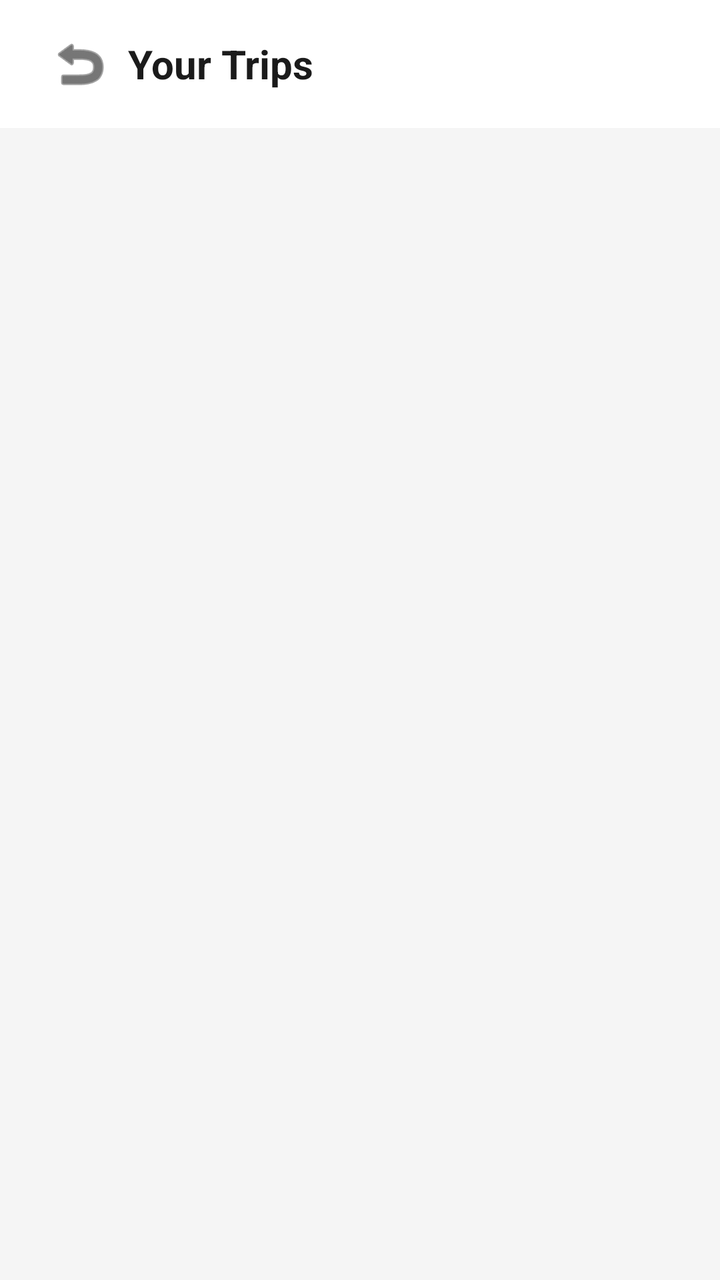
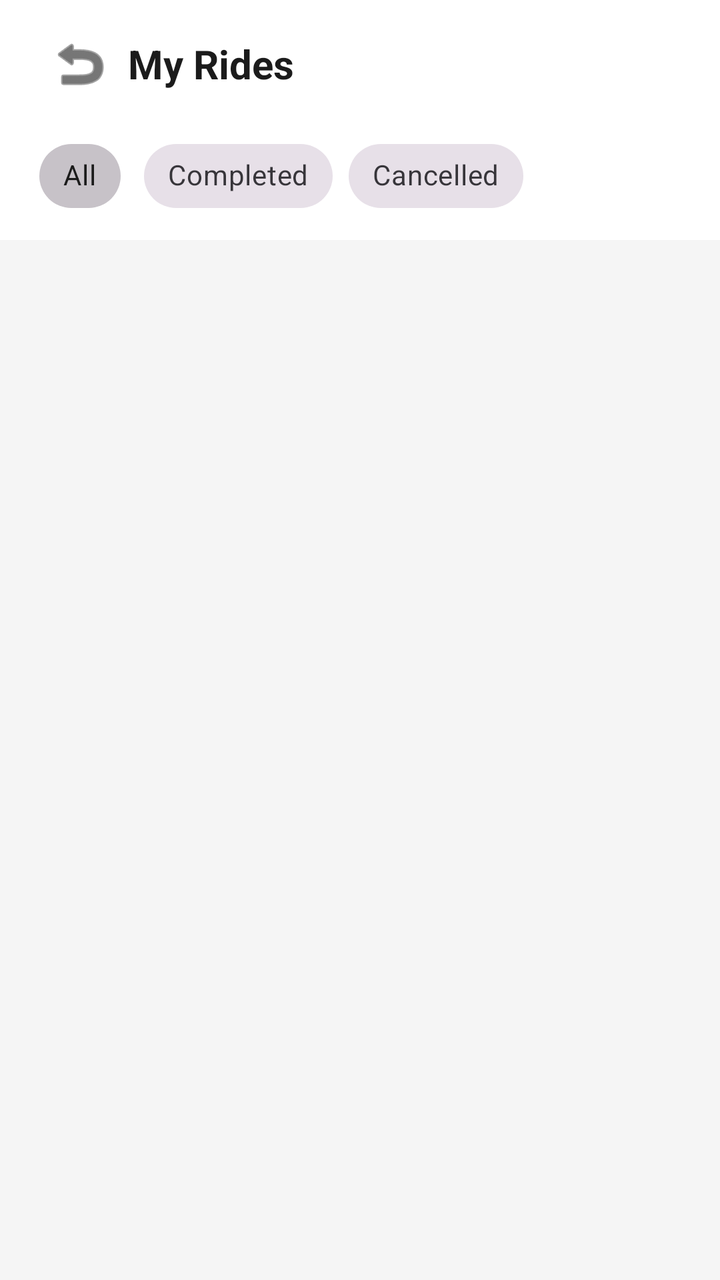

An Android layout rendered at two revisions. The XML below is the earlier revision; the diff shows what the commit changed to produce the second picture.
<!-- AndroidManifest.xml: application theme Theme.PickOp -->
<!-- res/layout/activity_history.xml -->
<?xml version="1.0" encoding="utf-8"?>
<androidx.coordinatorlayout.widget.CoordinatorLayout xmlns:android="http://schemas.android.com/apk/res/android"
    xmlns:app="http://schemas.android.com/apk/res-auto"
    android:layout_width="match_parent"
    android:layout_height="match_parent"
    android:background="@color/light_gray">

    <com.google.android.material.appbar.AppBarLayout
        android:layout_width="match_parent"
        android:layout_height="wrap_content"
        android:background="@color/white"
        app:elevation="4dp">

        <androidx.appcompat.widget.Toolbar
            android:id="@+id/toolbar"
            android:layout_width="match_parent"
            android:layout_height="?attr/actionBarSize">

            <ImageButton
                android:id="@+id/btnBack"
                android:layout_width="48dp"
                android:layout_height="48dp"
                android:background="?selectableItemBackgroundBorderless"
                android:contentDescription="Back"
                android:src="@android:drawable/ic_menu_revert"
                android:tint="@color/primary" />

            <TextView
                android:layout_width="wrap_content"
                android:layout_height="wrap_content"
                android:layout_marginStart="16dp"
                android:text="Your Trips"
                android:textColor="@color/primary"
                android:textSize="20sp"
                android:textStyle="bold" />
        </androidx.appcompat.widget.Toolbar>
    </com.google.android.material.appbar.AppBarLayout>

    <FrameLayout
        android:layout_width="match_parent"
        android:layout_height="match_parent"
        app:layout_behavior="@string/appbar_scrolling_view_behavior">

        <TextView
            android:id="@+id/tvEmpty"
            android:layout_width="match_parent"
            android:layout_height="match_parent"
            android:gravity="center"
            android:text="No trips yet"
            android:textColor="@color/text_secondary"
            android:textSize="16sp"
            android:visibility="gone" />

        <androidx.recyclerview.widget.RecyclerView
            android:id="@+id/rvHistory"
            android:layout_width="match_parent"
            android:layout_height="match_parent"
            android:clipToPadding="false"
            android:padding="16dp" />
    </FrameLayout>

</androidx.coordinatorlayout.widget.CoordinatorLayout>
<!-- resources referenced by this layout -->
<resources>
  <color name="light_gray">#FFF5F5F5</color>
  <color name="primary">#FF1B1B1B</color>
  <color name="text_secondary">#FF757575</color>
  <color name="white">#FFFFFFFF</color>
  <style name="Theme.PickOp" parent="Theme.Material3.Light.NoActionBar">
          <item name="colorPrimary">@color/primary</item>
          <item name="colorOnPrimary">@color/white</item>
          <item name="colorSecondary">@color/accent</item>
          <item name="android:statusBarColor">@color/primary</item>
      </style>
  <color name="accent">#FF4CAF50</color>
</resources>

<!-- the commit's change to res/layout/activity_history.xml (unified diff, before → after) -->
@@ -23,17 +23,56 @@
                 android:background="?selectableItemBackgroundBorderless"
                 android:contentDescription="Back"
                 android:src="@android:drawable/ic_menu_revert"
-                android:tint="@color/primary" />
+                app:tint="@color/primary" />
 
             <TextView
                 android:layout_width="wrap_content"
                 android:layout_height="wrap_content"
                 android:layout_marginStart="16dp"
-                android:text="Your Trips"
+                android:text="My Rides"
                 android:textColor="@color/primary"
                 android:textSize="20sp"
                 android:textStyle="bold" />
         </androidx.appcompat.widget.Toolbar>
+
+        <HorizontalScrollView
+            android:layout_width="match_parent"
+            android:layout_height="wrap_content"
+            android:scrollbars="none"
+            android:clipToPadding="false"
+            android:paddingHorizontal="16dp"
+            android:paddingBottom="8dp">
+
+            <com.google.android.material.chip.ChipGroup
+                android:id="@+id/chipGroupFilters"
+                android:layout_width="wrap_content"
+                android:layout_height="wrap_content"
+                app:singleSelection="true"
+                app:selectionRequired="true">
+
+                <com.google.android.material.chip.Chip
+                    android:id="@+id/chipAll"
+                    style="@style/Widget.MaterialComponents.Chip.Choice"
+                    android:layout_width="wrap_content"
+                    android:layout_height="wrap_content"
+                    android:checked="true"
+                    android:text="All" />
+
+                <com.google.android.material.chip.Chip
+                    android:id="@+id/chipCompleted"
+                    style="@style/Widget.MaterialComponents.Chip.Choice"
+                    android:layout_width="wrap_content"
+                    android:layout_height="wrap_content"
+                    android:text="Completed" />
+
+                <com.google.android.material.chip.Chip
+                    android:id="@+id/chipCancelled"
+                    style="@style/Widget.MaterialComponents.Chip.Choice"
+                    android:layout_width="wrap_content"
+                    android:layout_height="wrap_content"
+                    android:text="Cancelled" />
+            </com.google.android.material.chip.ChipGroup>
+        </HorizontalScrollView>
     </com.google.android.material.appbar.AppBarLayout>
 
     <FrameLayout
@@ -41,15 +80,37 @@
         android:layout_height="match_parent"
         app:layout_behavior="@string/appbar_scrolling_view_behavior">
 
-        <TextView
-            android:id="@+id/tvEmpty"
+        <LinearLayout
+            android:id="@+id/layoutEmpty"
             android:layout_width="match_parent"
             android:layout_height="match_parent"
             android:gravity="center"
-            android:text="No trips yet"
-            android:textColor="@color/text_secondary"
-            android:textSize="16sp"
-            android:visibility="gone" />
+            android:orientation="vertical"
+            android:visibility="gone">
+
+            <TextView
+                android:layout_width="wrap_content"
+                android:layout_height="wrap_content"
+                android:text="🚗"
+                android:textSize="64sp" />
+
+            <TextView
+                android:id="@+id/tvEmpty"
+                android:layout_width="wrap_content"
+                android:layout_height="wrap_content"
+                android:layout_marginTop="16dp"
+                android:text="No rides yet — book your first ride!"
+                android:textColor="@color/text_secondary"
+                android:textSize="16sp" />
+
+            <com.google.android.material.button.MaterialButton
+                android:id="@+id/btnBookFirstRide"
+                android:layout_width="wrap_content"
+                android:layout_height="wrap_content"
+                android:layout_marginTop="24dp"
+                android:backgroundTint="@color/primary"
+                android:text="Go to Map" />
+        </LinearLayout>
 
         <androidx.recyclerview.widget.RecyclerView
             android:id="@+id/rvHistory"
